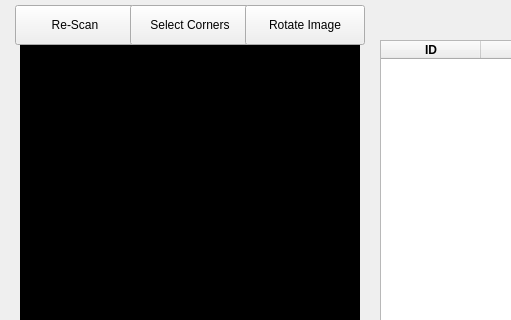
kForth/ClooneyScanner, file qt/ScanView.ui: the form before one commit; both pictures show x 0 to 511 and y 0 to 320 of the 800 by 500 pixel window.
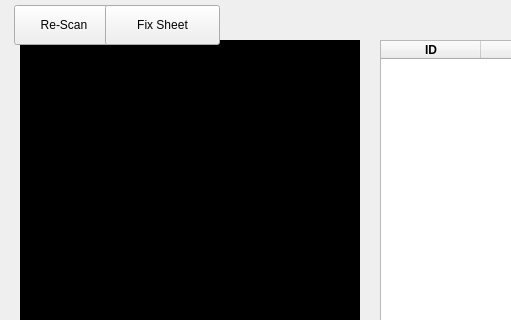
The form after the commit.

Commit message: Add fix sheet button

What changed in the file:
```diff
--- a/qt/ScanView.ui
+++ b/qt/ScanView.ui
@@ -148,9 +148,9 @@
    <widget class="QPushButton" name="refresh_button">
     <property name="geometry">
      <rect>
-      <x>15</x>
+      <x>14</x>
       <y>5</y>
-      <width>120</width>
+      <width>100</width>
       <height>40</height>
      </rect>
     </property>
@@ -182,42 +182,14 @@
    <widget class="QPushButton" name="select_corners_button">
     <property name="geometry">
      <rect>
-      <x>130</x>
+      <x>105</x>
       <y>5</y>
-      <width>120</width>
+      <width>115</width>
       <height>40</height>
      </rect>
     </property>
     <property name="text">
-     <string notr="true">Select Corners</string>
-    </property>
-    <property name="iconSize">
-     <size>
-      <width>30</width>
-      <height>30</height>
-     </size>
-    </property>
-    <property name="autoDefault">
-     <bool>false</bool>
-    </property>
-    <property name="default">
-     <bool>false</bool>
-    </property>
-    <property name="flat">
-     <bool>false</bool>
-    </property>
-   </widget>
-   <widget class="QPushButton" name="rotate_image_button">
-    <property name="geometry">
-     <rect>
-      <x>245</x>
-      <y>5</y>
-      <width>120</width>
-      <height>40</height>
-     </rect>
-    </property>
-    <property name="text">
-     <string notr="true">Rotate Image</string>
+     <string notr="true">Fix Sheet</string>
     </property>
     <property name="iconSize">
      <size>
```
Left out of the diff: 2 changed lines with no effect on the pictures.
